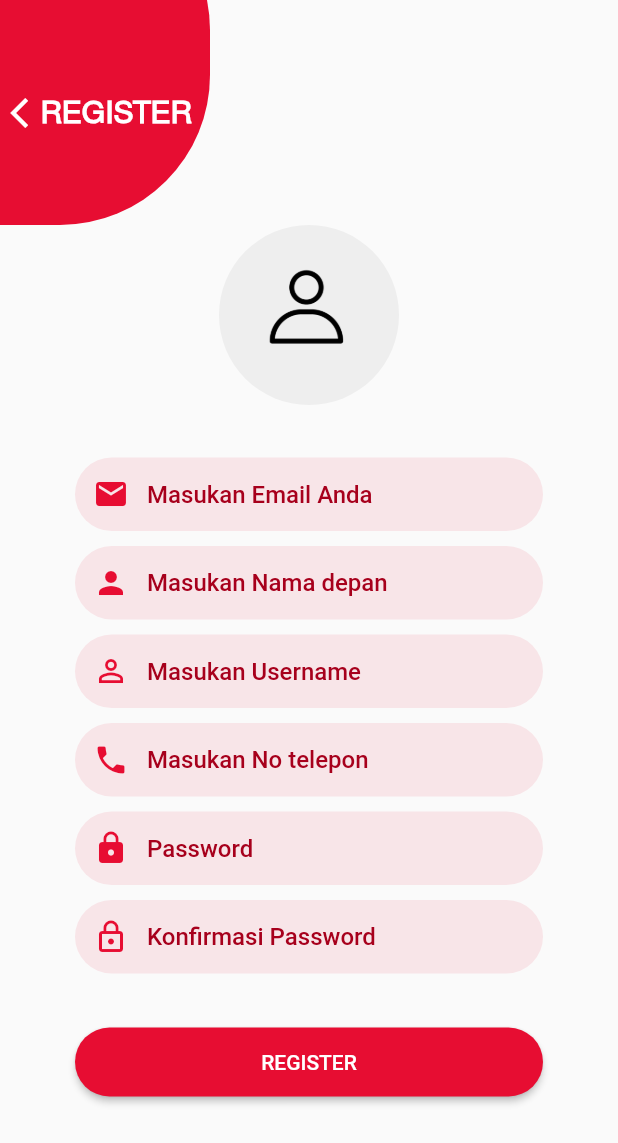
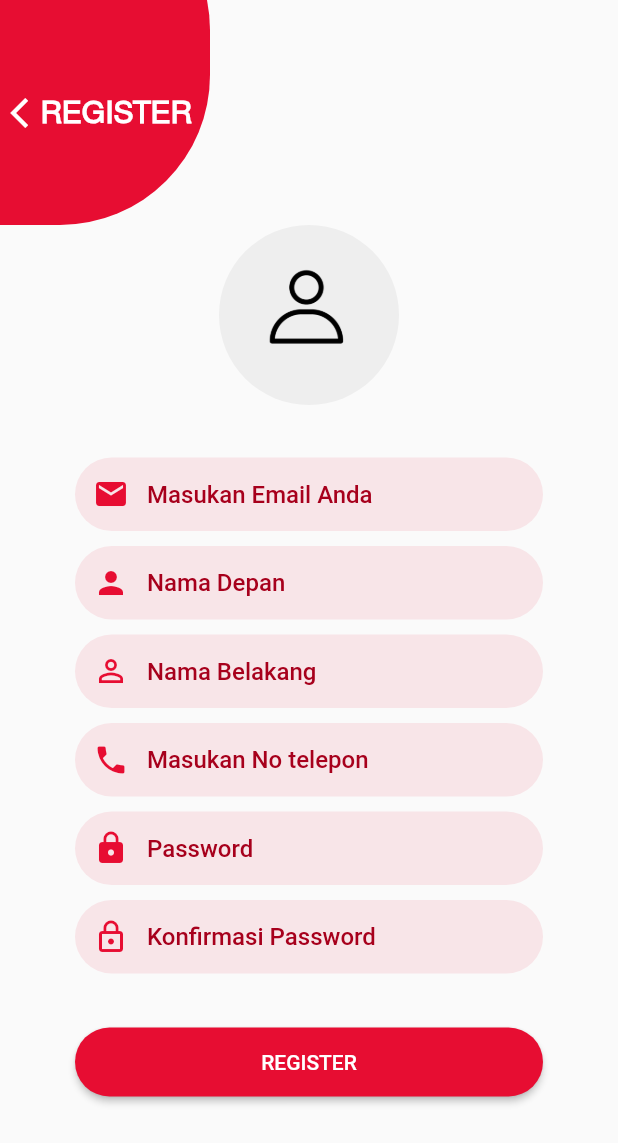
Before and after one commit to haritsdev/flutter_delivery, a Flutter app: the screen it shows after launch, after a tap on "Register", on a phone screen of 412 x 824 dp. Shown: the top 1143 px of the screen. Run offline on Flutter 3.47's test engine with Material 2 defaults, Android fonts, the phone set to English and light mode, and no system bars; our stand-ins replace lottie, shared_preferences; network calls fail; statements that could not run were skipped.

```diff
--- a/lib/main.dart
+++ b/lib/main.dart
@@ -1,7 +1,10 @@
 import 'package:flutter/material.dart';
 import 'package:flutter_delivery_udemy/src/pages/client/products/client_products_list_page.dart';
+import 'package:flutter_delivery_udemy/src/pages/delivery/orders/list/delivery_orders_list_page.dart';
 import 'package:flutter_delivery_udemy/src/pages/login/login_page.dart';
 import 'package:flutter_delivery_udemy/src/pages/register/register_page.dart';
+import 'package:flutter_delivery_udemy/src/pages/restaurant/orders/list/restaurant_orders_list_page.dart';
+import 'package:flutter_delivery_udemy/src/pages/roles/roles_page.dart';
 import 'package:flutter_delivery_udemy/src/utils/my_colors.dart';
 
 void main() {
@@ -25,8 +28,13 @@ class _MyAppState extends State<MyApp> {
       routes: {
         'login': (BuildContext context) => LoginPage(),
         'register': (BuildContext context) => RegisterPage(),
+        'roles': (BuildContext context) => RolesPage(),
         'client/products/list': (BuildContext context) =>
             ClientProductListPage(),
+        'restaurant/orders/list': (BuildContext context) =>
+            RestaurantOrdersListPage(),
+        'delivery/orders/list': (BuildContext context) =>
+            DeliveryOrdersListPage(),
       },
       theme: ThemeData(
           // fontFamily: 'NimbusSans',
--- a/lib/src/models/user.dart
+++ b/lib/src/models/user.dart
@@ -1,11 +1,12 @@
 import 'dart:convert';
+
+import 'package:flutter_delivery_udemy/src/models/role.dart';
 
 User userFromJson(String str) => User.fromJson(json.decode(str));
 
 String userToJson(User data) => json.encode(data.toJson());
 
 class User {
-
   String id;
   String name;
   String lastname;
@@ -14,9 +15,10 @@ class User {
   String password;
   String sessionToken;
   String image;
+  List<Role> roles = [];
 
-  User({
-    this.id,
+  User(
+      {this.id,
       this.name,
       this.lastname,
       this.email,
@@ -24,10 +26,10 @@ class User {
       this.password,
       this.sessionToken,
       this.image,
-  });
+      this.roles});
 
   factory User.fromJson(Map<String, dynamic> json) => User(
-    id: json["id"],
+      id: json["id"] is int ? json['id'].toString() : json["id"],
       name: json["name"],
       lastname: json["lastname"],
       email: json["email"],
@@ -35,7 +37,11 @@ class User {
       password: json["password"],
       sessionToken: json["session_token"],
       image: json["image"],
-  );
+      roles: json["roles"] == null
+          ? []
+          : List<Role>.from(
+                  json['roles'].map((model) => Role.fromJson(model))) ??
+              []);
 
   Map<String, dynamic> toJson() => {
         "id": id,
@@ -46,5 +52,6 @@ class User {
         "password": password,
         "session_token": sessionToken,
         "image": image,
+        "roles": roles,
       };
 }
--- a/lib/src/pages/register/register_controller.dart
+++ b/lib/src/pages/register/register_controller.dart
@@ -59,6 +59,12 @@ class RegisterController {
     ResponseApi responseApi = await usersProvider.create(user);
     MySnackbar.show(context, responseApi.message);
 
+    if (responseApi.success) {
+      Future.delayed(Duration(seconds: 3), () {
+        Navigator.pushReplacementNamed(context, 'login');
+      });
+    }
+
     print('Response: ${responseApi.toJson()}');
   }
 
--- a/lib/src/pages/register/register_page.dart
+++ b/lib/src/pages/register/register_page.dart
@@ -120,7 +120,7 @@ class _RegisterPageState extends State<RegisterPage> {
       child: TextField(
         controller: _con.nameController,
         decoration: InputDecoration(
-            hintText: 'Masukan Nama depan',
+            hintText: 'Nama Depan',
             border: InputBorder.none,
             contentPadding: EdgeInsets.all(15),
             hintStyle: TextStyle(color: MyColors.primaryColorDark),
@@ -141,7 +141,7 @@ class _RegisterPageState extends State<RegisterPage> {
       child: TextField(
         controller: _con.lastnameController,
         decoration: InputDecoration(
-            hintText: 'Masukan Username',
+            hintText: 'Nama Belakang',
             border: InputBorder.none,
             contentPadding: EdgeInsets.all(15),
             hintStyle: TextStyle(color: MyColors.primaryColorDark),
```
Also changed, not shown: lib/src/models/role.dart (added, +33 -0 lines), lib/src/pages/delivery/orders/list/delivery_orders_list_page.dart (added, +18 -0 lines), lib/src/pages/login/login_controller.dart (+11 -4 lines), lib/src/pages/restaurant/orders/list/restaurant_orders_list_page.dart (added, +19 -0 lines), lib/src/pages/roles/roles_controller.dart (added, +23 -0 lines), lib/src/pages/roles/roles_page.dart (added, +75 -0 lines). Lines whose indentation alone changed are shown as unchanged.
